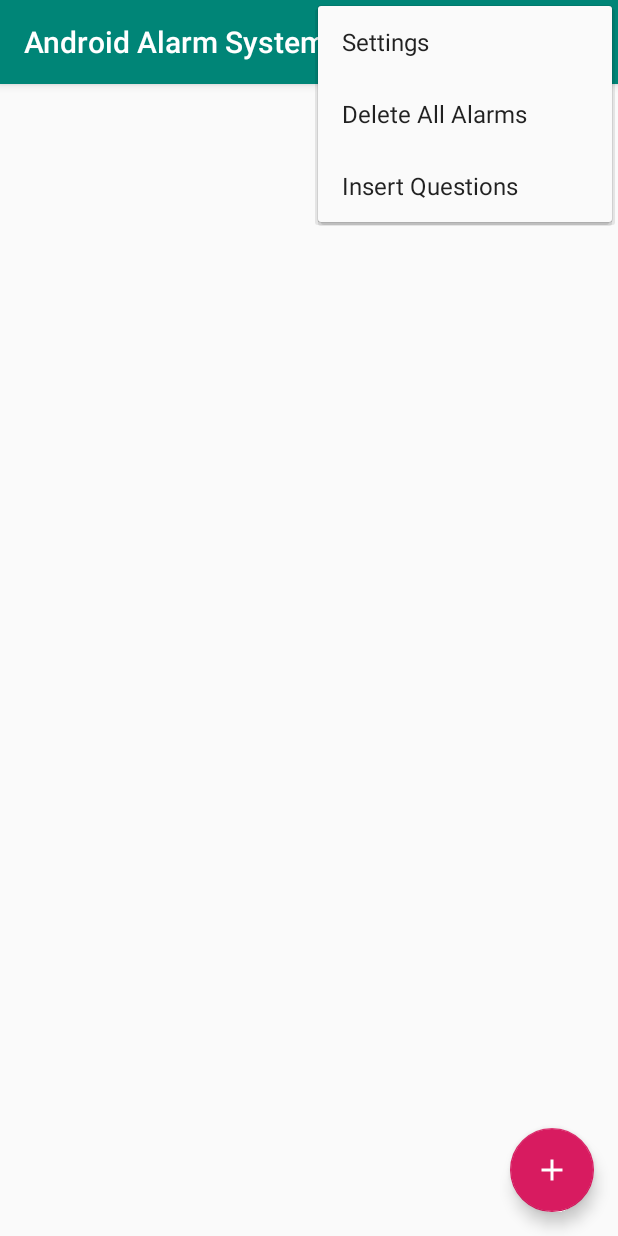
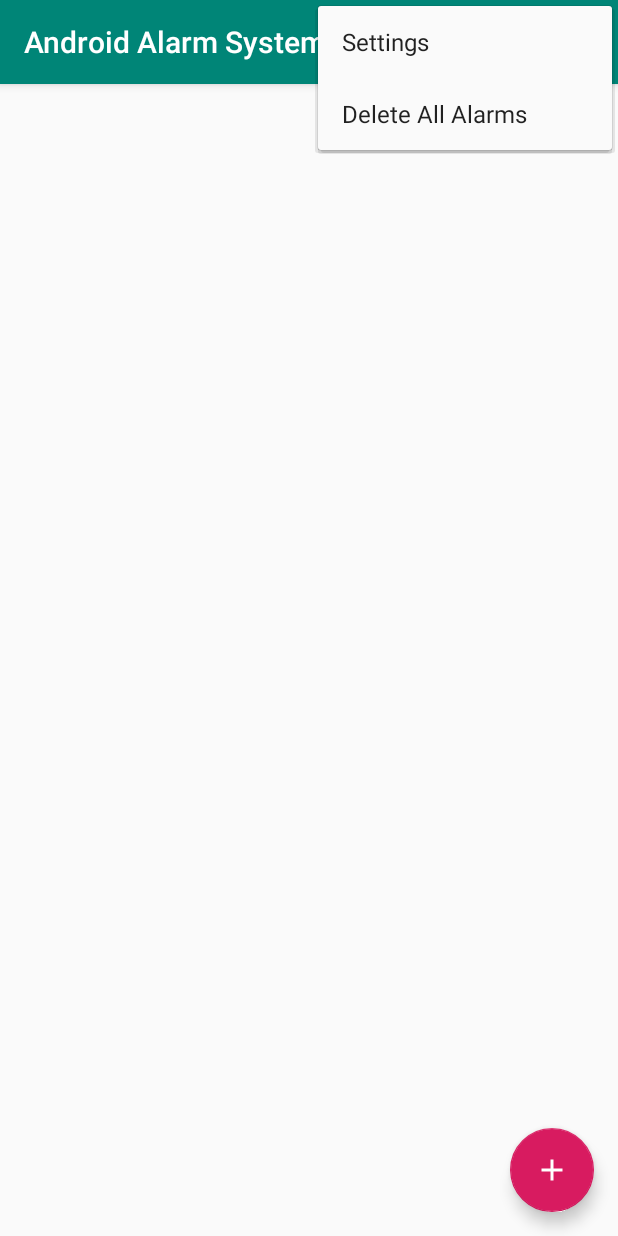
Before and after one commit to Sameer3079/Android-Alarm-App, an Android app: the screen it shows after launch (MainActivity), with the options menu open, on a phone screen of 412 x 824 dp. Run offline under Robolectric (Android 15) with nearby library versions, the phone set to English and light mode, and no system bars.

```diff
--- a/app/src/main/res/menu/menu_main.xml
+++ b/app/src/main/res/menu/menu_main.xml
@@ -12,9 +12,4 @@
         android:orderInCategory="100"
         android:title="@string/delete_all"
         app:showAsAction="never" />
-    <item
-        android:id="@+id/insert_questions"
-        android:orderInCategory="100"
-        android:title="@string/insert_questions"
-        app:showAsAction="never" />
 </menu>
```
Also changed, not shown: app/src/main/java/lk/sliit/androidalarmsystem/activity/MainActivity.java (+7 -10 lines).
